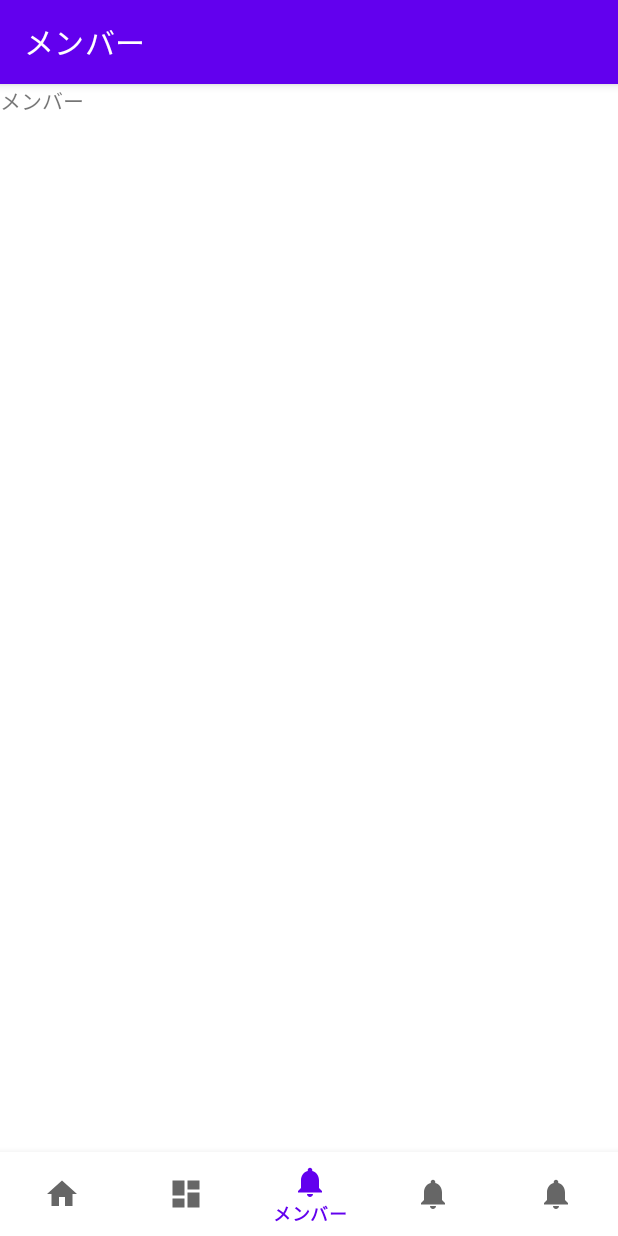
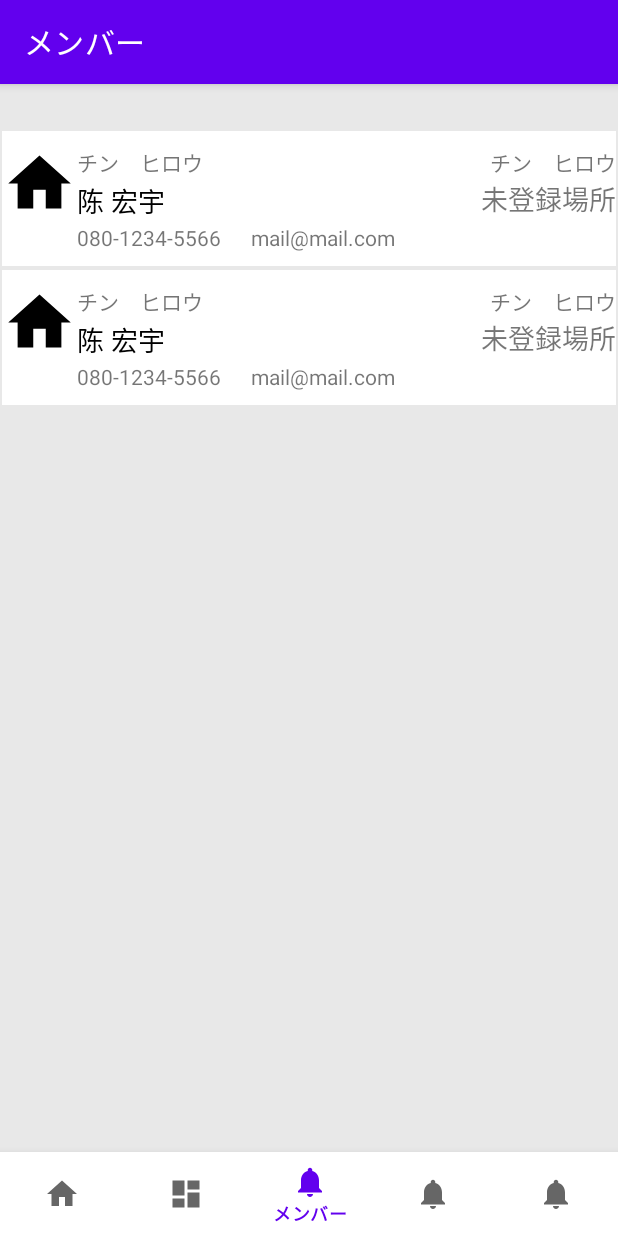
Before and after one commit to chenzhizsqq/CzOffice, an Android app: the MemberFragment screen opened through its navigation route, on a phone screen of 412 x 824 dp. Run offline under Robolectric (Android 15) with nearby library versions, the phone set to English and light mode, and no system bars; our stand-ins replace navigation-ui.

Commit message:
主画面，第3个次画面：メンバー　 完成70%

```diff
--- a/app/src/main/res/layout/fragment_member.xml
+++ b/app/src/main/res/layout/fragment_member.xml
@@ -1,14 +1,158 @@
 <?xml version="1.0" encoding="utf-8"?>
-<FrameLayout xmlns:android="http://schemas.android.com/apk/res/android"
+
+<androidx.core.widget.NestedScrollView xmlns:android="http://schemas.android.com/apk/res/android"
     xmlns:tools="http://schemas.android.com/tools"
     android:layout_width="match_parent"
     android:layout_height="match_parent"
+    xmlns:app="http://schemas.android.com/apk/res-auto"
+    android:background="#E8E8E8"
     tools:context=".ui.member.MemberFragment">
 
-    <!-- TODO: Update blank fragment layout -->
-    <TextView
+
+    <LinearLayout
         android:layout_width="match_parent"
         android:layout_height="match_parent"
-        android:text="@string/title_member_fragment" />
+        android:background="#E8E8E8"
+        android:orientation="vertical">
 
-</FrameLayout>
+        <TextView
+
+            android:id="@+id/title"
+            android:layout_width="match_parent"
+            android:layout_height="30dp" />
+        <LinearLayout
+            android:layout_width="match_parent"
+            android:layout_height="90dp"
+            android:layout_margin="1dp"
+            android:paddingTop="10dp"
+            android:paddingBottom="10dp"
+            android:gravity="left"
+            android:background="#FFFFFF"
+            android:orientation="horizontal">
+
+            <ImageView
+                android:id="@+id/imageView_MyPage_Logo"
+                app:srcCompat="@drawable/ic_home_black_24dp"
+                android:layout_width="50dp"
+                android:layout_height="50dp"
+                />
+
+            <LinearLayout
+                android:layout_width="wrap_content"
+                android:layout_height="match_parent"
+                android:orientation="vertical">
+                <TextView
+                    android:text="チン　ヒロウ"
+                    android:gravity="center|left"
+                    android:layout_width="wrap_content"
+                    android:layout_height="wrap_content" />
+                <TextView
+                    android:text="陈 宏宇"
+                    android:gravity="center|left"
+                    android:layout_width="wrap_content"
+                    android:layout_height="30dp"
+                    android:textSize="18dp"
+                    android:textColor="@color/black"
+                    />
+                <TextView
+                    android:text="080-1234-5566"
+                    android:gravity="center|left"
+                    android:layout_width="wrap_content"
+                    android:layout_height="wrap_content" />
+            </LinearLayout>
+            <LinearLayout
+                android:layout_width="match_parent"
+                android:layout_height="match_parent"
+                android:orientation="vertical"
+                android:paddingLeft="20dp">
+                <TextView
+                    android:text="チン　ヒロウ"
+                    android:gravity="right"
+                    android:layout_width="match_parent"
+                    android:layout_height="wrap_content" />
+                <TextView
+                    android:text="未登録場所"
+                    android:gravity="right"
+                    android:layout_width="match_parent"
+                    android:layout_height="30dp"
+                    android:textSize="18dp"
+                    />
+                <TextView
+                    android:text="mail@mail.com"
+                    android:gravity="center|left"
+                    android:layout_width="wrap_content"
+                    android:layout_height="wrap_content" />
+            </LinearLayout>
+        </LinearLayout>
+        <LinearLayout
+            android:layout_width="match_parent"
+            android:layout_height="90dp"
+            android:layout_margin="1dp"
+            android:paddingTop="10dp"
+            android:paddingBottom="10dp"
+            android:gravity="left"
+            android:background="#FFFFFF"
+            android:orientation="horizontal">
+
+            <ImageView
+                app:srcCompat="@drawable/ic_home_black_24dp"
+                android:layout_width="50dp"
+                android:layout_height="50dp"
+                />
+
+            <LinearLayout
+                android:layout_width="wrap_content"
+                android:layout_height="match_parent"
+                android:orientation="vertical">
+                <TextView
+                    android:text="チン　ヒロウ"
+                    android:gravity="center|left"
+                    android:layout_width="wrap_content"
+                    android:layout_height="wrap_content" />
+                <TextView
+                    android:text="陈 宏宇"
+                    android:gravity="center|left"
+                    android:layout_width="wrap_content"
+                    android:layout_height="30dp"
+                    android:textSize="18dp"
+                    android:textColor="@color/black"
+                    />
+                <TextView
+                    android:text="080-1234-5566"
+                    android:gravity="center|left"
+                    android:layout_width="wrap_content"
+                    android:layout_height="wrap_content" />
+            </LinearLayout>
+            <LinearLayout
+                android:layout_width="match_parent"
+                android:layout_height="match_parent"
+                android:orientation="vertical"
+                android:paddingLeft="20dp">
+                <TextView
+                    android:text="チン　ヒロウ"
+                    android:gravity="right"
+                    android:layout_width="match_parent"
+                    android:layout_height="wrap_content" />
+                <TextView
+                    android:text="未登録場所"
+                    android:gravity="right"
+                    android:layout_width="match_parent"
+                    android:layout_height="30dp"
+                    android:textSize="18dp"
+                    />
+                <TextView
+                    android:text="mail@mail.com"
+                    android:gravity="center|left"
+                    android:layout_width="wrap_content"
+                    android:layout_height="wrap_content" />
+            </LinearLayout>
+        </LinearLayout>
+
+        <TextView
+
+            android:id="@+id/bottom"
+            android:layout_width="match_parent"
+            android:layout_height="50dp" />
+    </LinearLayout>
+
+</androidx.core.widget.NestedScrollView>
```
